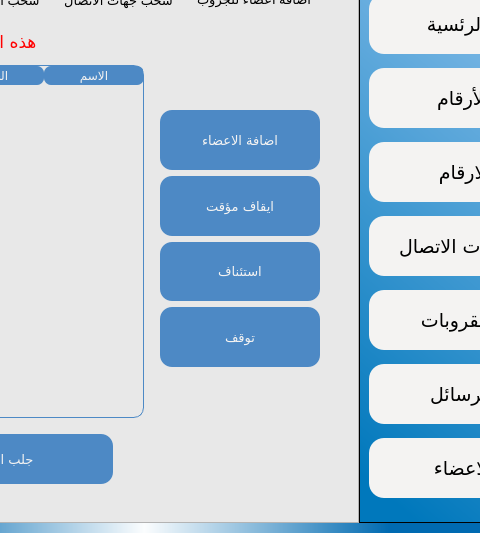
The window that whats_app/App/new_ui 2.ui (3mora2/Tasks) describes before a commit, drawn with Qt 5; both pictures show x 424 to 904 and y 139 to 672 of the 1044 by 672 pixel window.
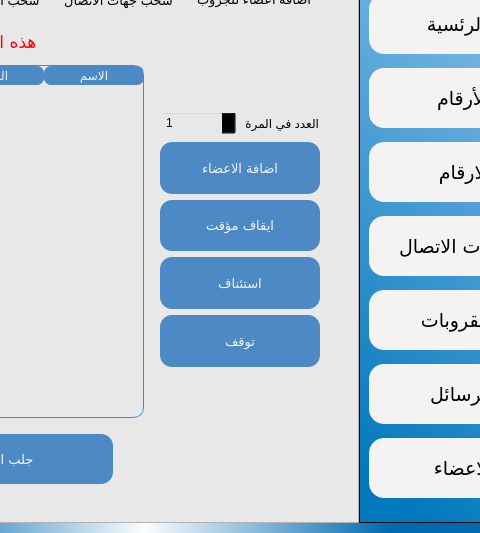
The same window after the commit. The open tabs and pages were chosen to show the change. Icons and pictures are not drawn.

What changed in the file:
```diff
--- a/whats_app/App/new_ui 2.ui
+++ b/whats_app/App/new_ui 2.ui
@@ -4453,14 +4453,14 @@
                 <property name="frameShadow">
                  <enum>QFrame::Raised</enum>
                 </property>
-                <layout class="QGridLayout" name="gridLayout_34">
+                <layout class="QGridLayout" name="gridLayout_34" rowstretch="1,2,2,2,2">
                  <property name="topMargin">
                   <number>50</number>
                  </property>
                  <property name="bottomMargin">
                   <number>50</number>
                  </property>
-                 <item row="1" column="0">
+                 <item row="2" column="0">
                   <widget class="QPushButton" name="pushButton_53">
                    <property name="sizePolicy">
                     <sizepolicy hsizetype="Expanding" vsizetype="Expanding">
@@ -4496,7 +4496,7 @@
                    </property>
                   </widget>
                  </item>
-                 <item row="2" column="0">
+                 <item row="3" column="0">
                   <widget class="QPushButton" name="pushButton_54">
                    <property name="sizePolicy">
                     <sizepolicy hsizetype="Expanding" vsizetype="Expanding">
@@ -4532,7 +4532,7 @@
                    </property>
                   </widget>
                  </item>
-                 <item row="0" column="0">
+                 <item row="1" column="0">
                   <widget class="QPushButton" name="pushButton_52">
                    <property name="sizePolicy">
                     <sizepolicy hsizetype="Expanding" vsizetype="Expanding">
@@ -4568,7 +4568,7 @@
                    </property>
                   </widget>
                  </item>
-                 <item row="3" column="0">
+                 <item row="4" column="0">
                   <widget class="QPushButton" name="pushButton_55">
                    <property name="sizePolicy">
                     <sizepolicy hsizetype="Expanding" vsizetype="Expanding">
@@ -4604,6 +4604,59 @@
                    </property>
                   </widget>
                  </item>
+                 <item row="0" column="0">
+                  <widget class="QFrame" name="frame_27">
+                   <property name="frameShape">
+                    <enum>QFrame::StyledPanel</enum>
+                   </property>
+                   <property name="frameShadow">
+                    <enum>QFrame::Raised</enum>
+                   </property>
+                   <layout class="QGridLayout" name="gridLayout_31">
+                    <property name="leftMargin">
+                     <number>0</number>
+                    </property>
+                    <property name="topMargin">
+                     <number>0</number>
+                    </property>
+                    <property name="rightMargin">
+                     <number>0</number>
+                    </property>
+                    <property name="bottomMargin">
+                     <number>0</number>
+                    </property>
+                    <item row="0" column="0">
+                     <widget class="QSpinBox" name="spinBox_6">
+                      <property name="sizePolicy">
+                       <sizepolicy hsizetype="Expanding" vsizetype="Expanding">
+                        <horstretch>0</horstretch>
+                        <verstretch>0</verstretch>
+                       </sizepolicy>
+                      </property>
+                      <property name="minimum">
+                       <number>1</number>
+                      </property>
+                      <property name="maximum">
+                       <number>999999999</number>
+                      </property>
+                     </widget>
+                    </item>
+                    <item row="0" column="1">
+                     <widget class="QLabel" name="label_5">
+                      <property name="sizePolicy">
+                       <sizepolicy hsizetype="Expanding" vsizetype="Expanding">
+                        <horstretch>0</horstretch>
+                        <verstretch>0</verstretch>
+                       </sizepolicy>
+                      </property>
+                      <property name="text">
+                       <string>العدد في المرة </string>
+                      </property>
+                     </widget>
+                    </item>
+                   </layout>
+                  </widget>
+                 </item>
                 </layout>
                </widget>
               </item>
```
Left out of the diff: 2 changed lines with no effect on the pictures.
